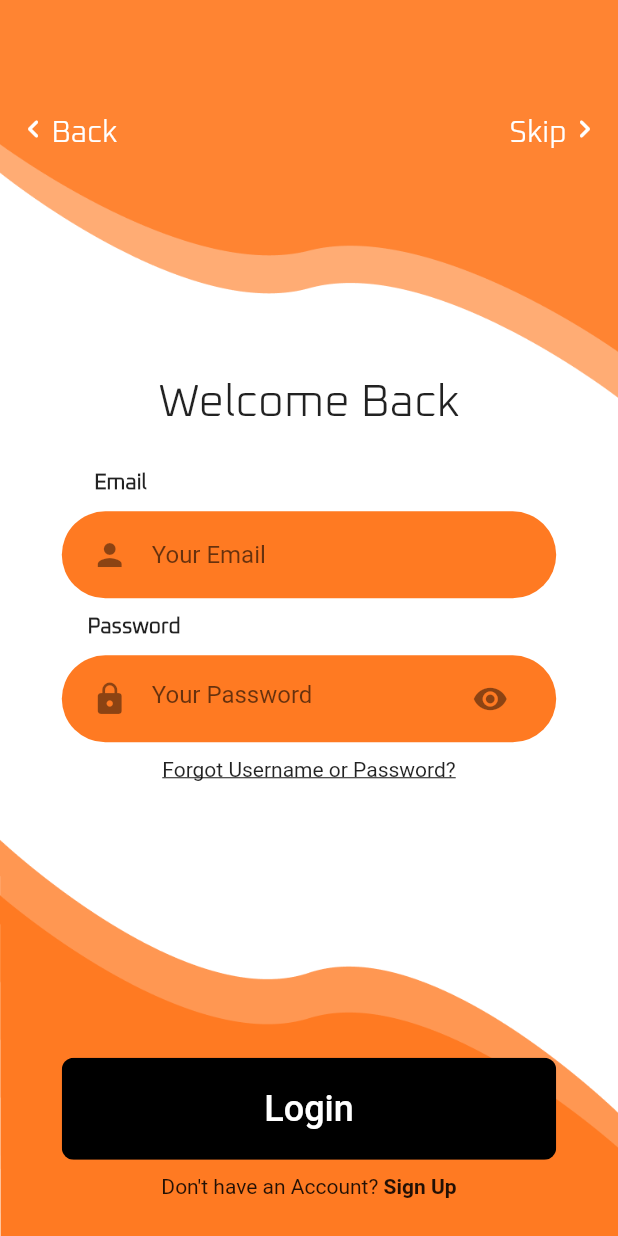
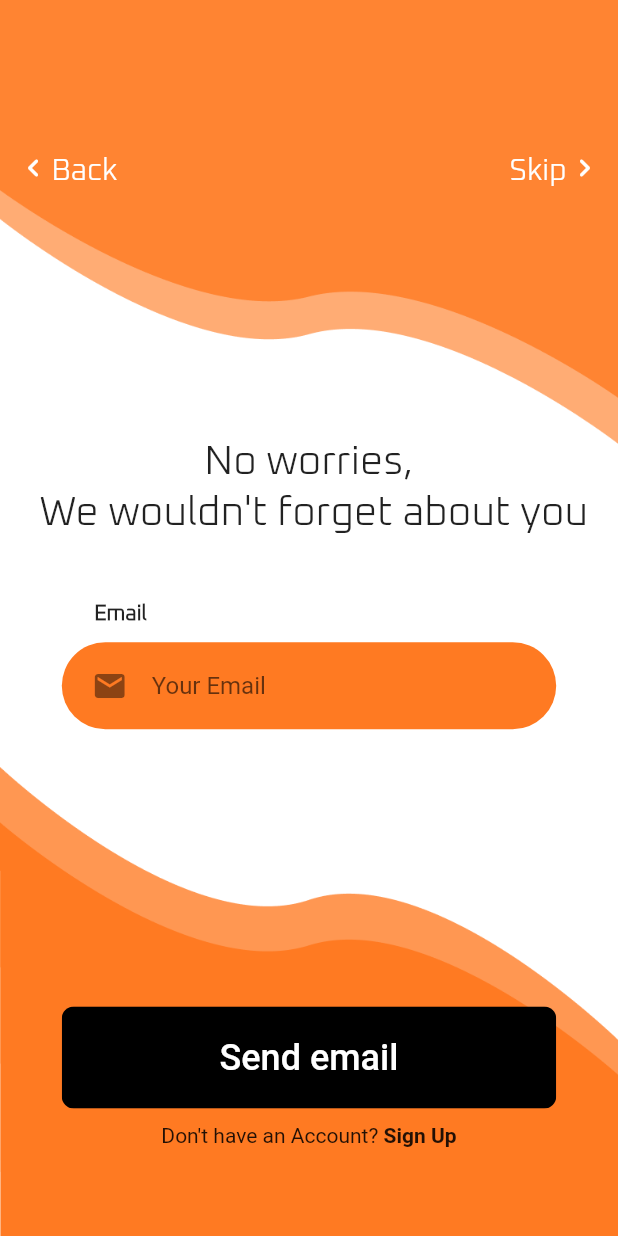
Before and after one commit to SpotaDevelopment/app, a Flutter app: the LoginScreen screen opened directly, after a tap on "Forgot Username or Password?", on a phone screen of 412 x 824 dp. Run offline on Flutter 3.47's test engine with Material 2 defaults, Android fonts, the phone set to English and light mode, and no system bars; our stand-ins replace firebase_auth, firebase_core; accounts and stored records are empty.

Commit message:
Finished Forgot Info Page

```diff
--- /dev/null
+++ b/lib/Screens/ForgotInfo/components/ForgotInfoBackground.dart
@@ -0,0 +1,31 @@
+import 'package:flutter/material.dart';
+
+class Background extends StatelessWidget {
+  final Widget child;
+  const Background({
+    Key? key,
+    required this.child,
+  }) : super(key: key);
+
+  @override
+  Widget build(BuildContext context) {
+    Size size = MediaQuery.of(context).size;
+    return Container(
+      height: size.height,
+      width: double.infinity,
+      child: Stack(
+        alignment: Alignment.center,
+        children: <Widget>[
+          Positioned(
+              top: 0,
+              left: 0,
+              child: Image.asset(
+                "assets/images/forgotInfoPage.png",
+                width: size.width,
+              )),
+          child,
+        ],
+      ),
+    );
+  }
+}
--- /dev/null
+++ b/lib/Screens/ForgotInfo/components/body.dart
@@ -0,0 +1,83 @@
+import 'package:flutter/material.dart';
+import 'package:sign_ups/Components/already_have_an_account_check.dart';
+import 'package:sign_ups/Components/rounded_button.dart';
+import 'package:sign_ups/Components/rounded_input_field.dart';
+import 'package:sign_ups/Components/skip_and_back_button.dart';
+import 'package:sign_ups/Screens/Login/login_screen.dart';
+import 'package:sign_ups/Screens/SignUp/signup_screen.dart';
+import 'package:sign_ups/Screens/ForgotInfo/components/ForgotInfoBackground.dart';
+
+class Body extends StatelessWidget {
+  final TextEditingController emailController = TextEditingController();
+  @override
+  Widget build(BuildContext context) {
+    Size size = MediaQuery.of(context)
+        .size; //This size provides us total height and width of our screen
+    return Background(
+      child: Column(
+        mainAxisAlignment: MainAxisAlignment.center,
+        children: <Widget>[
+          SizedBox(
+            height: size.height * 0.05,
+          ),
+          SkipButton(backScreen: SignUpScreen(), skipScreen: SignUpScreen()),
+          SizedBox(
+            height: size.height * 0.2,
+          ),
+          Text(
+            "No worries, \n We wouldn't forget about you",
+            textAlign: TextAlign.center,
+            style: TextStyle(
+              fontFamily: "Oxanium",
+              fontWeight: FontWeight.normal,
+              fontSize: 27,
+            ),
+          ),
+          SizedBox(
+            height: size.height * 0.05,
+          ),
+          Row(mainAxisAlignment: MainAxisAlignment.start, children: <Widget>[
+            //TODO:Figure out how to shift this to the right to match figma
+            Spacer(flex: 1),
+            Text(
+              "Email",
+              style: TextStyle(
+                fontFamily: "Oxanium",
+                fontWeight: FontWeight.bold,
+              ),
+            ),
+            Spacer(flex: 5)
+          ]),
+          RoundedInputField(
+            controller: emailController,
+            hintText: "Your Email",
+            onChanged: (value) {},
+            icon: Icons.email,
+          ),
+          SizedBox(
+            height: size.height * 0.2,
+          ),
+          RoundedButton(
+            //TODO: Move this down
+            text: "Send email",
+            pressed: () {},
+            color: Colors.black,
+            textColor: Colors.white,
+          ),
+          AlreadyHaveAnAccountCheck(
+              login: true,
+              press: () {
+                Navigator.push(
+                  context,
+                  MaterialPageRoute(
+                    builder: (context) {
+                      return SignUpScreen();
+                    },
+                  ),
+                );
+              }),
+        ],
+      ),
+    );
+  }
+}
--- /dev/null
+++ b/lib/Screens/ForgotInfo/forgot_info_screen.dart
@@ -0,0 +1,14 @@
+import 'package:flutter/material.dart';
+import 'package:sign_ups/Screens/ForgotInfo/components/body.dart';
+
+class ForgotInfoScreen extends StatelessWidget {
+  const ForgotInfoScreen({Key? key}) : super(key: key);
+
+  @override
+  Widget build(BuildContext context) {
+    // TODO: implement build
+    return Scaffold(
+      body: Body(),
+    );
+  }
+}
--- a/lib/Screens/Login/components/body.dart
+++ b/lib/Screens/Login/components/body.dart
@@ -5,6 +5,7 @@ import 'package:sign_ups/Components/rounded_button.dart';
 import 'package:sign_ups/Components/rounded_password_field.dart';
 import 'package:sign_ups/Components/skip_and_back_button.dart';
 import 'package:sign_ups/Components/text_field_container.dart';
+import 'package:sign_ups/Screens/ForgotInfo/forgot_info_screen.dart';
 import 'package:sign_ups/Screens/Home/home_screen.dart';
 import 'package:sign_ups/Screens/Login/components/background.dart';
 import 'package:sign_ups/Screens/SignUp/signup_screen.dart';
@@ -69,8 +70,16 @@ class Body extends StatelessWidget {
             // onChanged: (value) {},
           ),
           GestureDetector(
-            onTap:
-                () {}, //TODO: Add in the transition to forgot username/password page
+            onTap: () {
+              Navigator.push(
+                context,
+                MaterialPageRoute(
+                  builder: (context) {
+                    return ForgotInfoScreen(); //TODO: Change this to redirect to the choose teams page once its setup
+                  },
+                ),
+              );
+            }, //TODO: Add in the transition to forgot username/password page
             child: Text(
               "Forgot Username or Password?",
               style: TextStyle(
```
